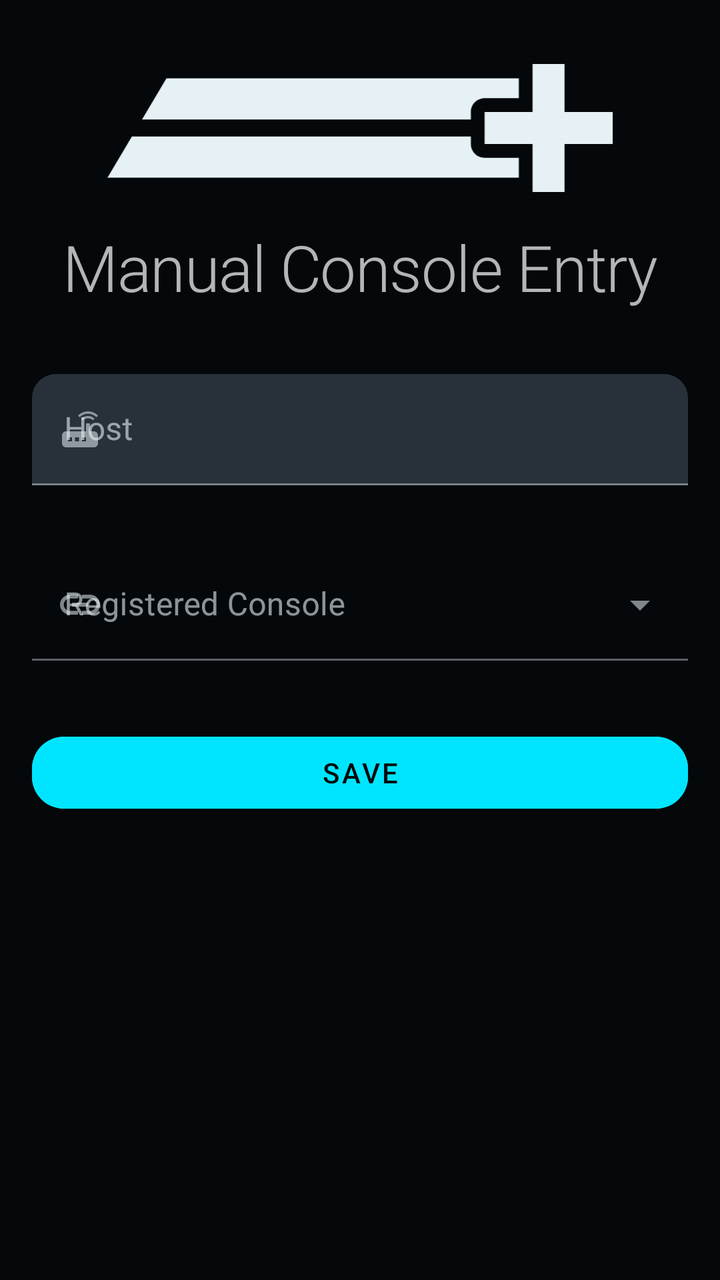
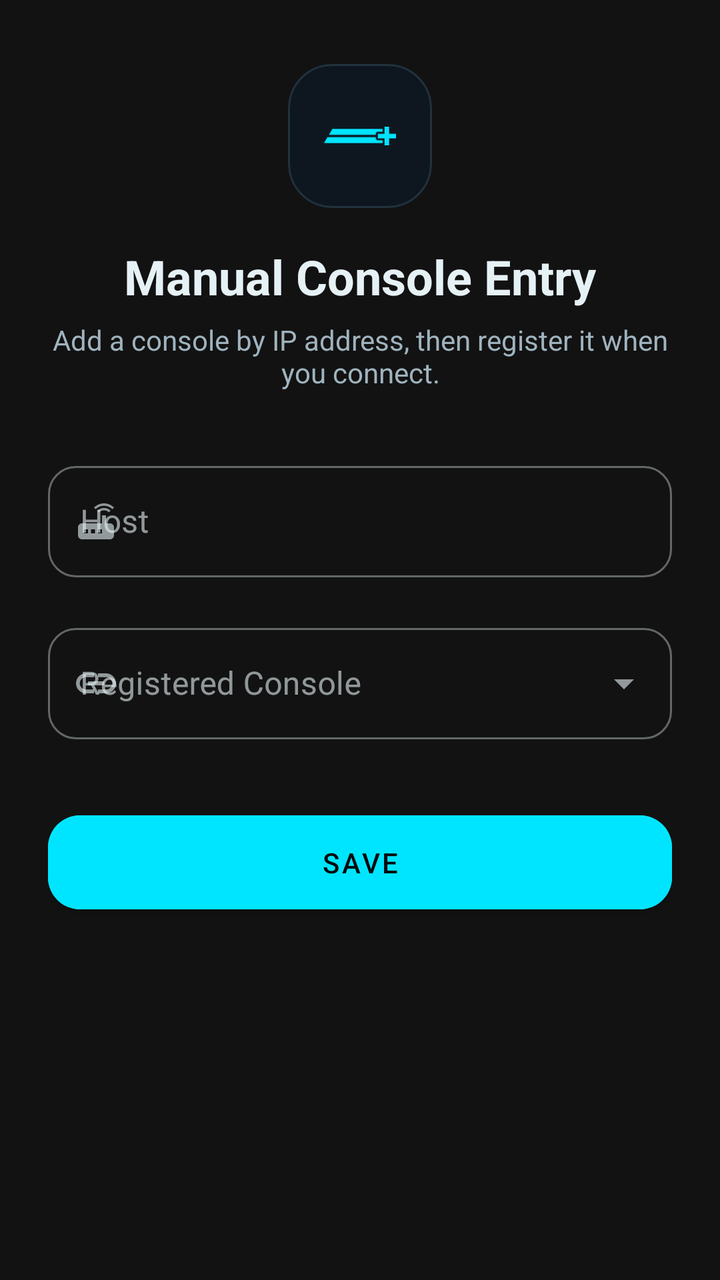

Before-and-after screenshots of an Android layout around one commit, followed by the original layout XML and the change that was made.
<!-- AndroidManifest.xml: application theme AppTheme -->
<!-- res/layout/activity_edit_manual.xml -->
<?xml version="1.0" encoding="utf-8"?>
<ScrollView xmlns:android="http://schemas.android.com/apk/res/android"
    xmlns:app="http://schemas.android.com/apk/res-auto"
    android:id="@+id/rootLayout"
    android:layout_width="match_parent"
    android:layout_height="match_parent"
    android:fitsSystemWindows="true"
    android:background="?android:attr/windowBackground"
    android:scrollbars="none">
        <androidx.constraintlayout.widget.ConstraintLayout
            android:orientation="vertical"
            android:layout_width="match_parent"
            android:layout_height="wrap_content"
            android:padding="16dp"
            android:animateLayoutChanges="true">

            <ImageView
                android:id="@+id/iconImageView"
                android:layout_width="256dp"
                android:layout_height="64dp"
                android:src="@drawable/ic_add_manual"
                android:layout_marginLeft="16dp"
                android:layout_marginRight="16dp"
                app:layout_constraintTop_toTopOf="parent"
                app:layout_constraintLeft_toLeftOf="parent"
                app:layout_constraintRight_toRightOf="parent"
                android:layout_marginTop="16dp"
                app:tint="?attr/colorOnPrimary" />

            <com.google.android.material.textview.MaterialTextView
                android:id="@+id/titleTextView"
                android:layout_width="match_parent"
                android:layout_height="wrap_content"
                android:text="@string/title_edit_manual"
                android:textSize="32sp"
                android:gravity="center"
                android:layout_marginTop="16dp"
                app:layout_constraintTop_toBottomOf="@id/iconImageView"
                android:textAppearance="?attr/textAppearanceHeadline1"/>

            <com.google.android.material.textfield.TextInputLayout
                android:id="@+id/hostTextInputLayout"
                android:layout_width="match_parent"
                android:layout_height="wrap_content"
                android:hint="@string/hint_regist_host"
                app:startIconDrawable="@drawable/ic_host"
                app:layout_constraintTop_toBottomOf="@id/titleTextView"
                android:layout_marginTop="32dp">
                <com.google.android.material.textfield.TextInputEditText
                    android:id="@+id/hostEditText"
                    android:layout_width="match_parent"
                    android:layout_height="wrap_content"
                    android:inputType="textNoSuggestions|textVisiblePassword"
                    android:maxLines="1"/>
            </com.google.android.material.textfield.TextInputLayout>

            <com.google.android.material.textfield.TextInputLayout
                android:id="@+id/registeredHostTextInputLayout"
                style="@style/MageTheme.TextInputStyle.ExposedDropdownMenu"
                android:layout_width="match_parent"
                android:layout_height="wrap_content"
                android:hint="@string/hint_add_manual_regist_host"
                app:startIconDrawable="@drawable/ic_register"
                app:layout_constraintTop_toBottomOf="@id/hostTextInputLayout"
                android:layout_marginTop="32dp">
                <AutoCompleteTextView
                    android:id="@+id/registeredHostTextView"
                    android:layout_width="match_parent"
                    android:layout_height="wrap_content"
                    android:editable="false"
                    android:maxLines="1" /> 
            </com.google.android.material.textfield.TextInputLayout>

            <com.google.android.material.button.MaterialButton
                android:id="@+id/saveButton"
                android:layout_width="match_parent"
                android:layout_height="wrap_content"
                app:layout_constraintTop_toBottomOf="@id/registeredHostTextInputLayout"
                style="@style/MageTheme.Button"
                android:text="@string/action_add_manual_save"
                android:layout_marginTop="32dp" />

        </androidx.constraintlayout.widget.ConstraintLayout>
    </ScrollView>
<!-- resources referenced by this layout -->
<resources>
  <string name="action_add_manual_save">Save</string>
  <string name="hint_regist_host">Host</string>
  <string name="title_edit_manual">Manual Console Entry</string>
  <style name="MageTheme.TextInputStyle.ExposedDropdownMenu" parent="Widget.MaterialComponents.TextInputLayout.FilledBox.ExposedDropdownMenu">
          <item name="hintTextColor">?attr/colorAccent</item>
          <item name="boxCornerRadiusTopStart">16dp</item>
          <item name="boxCornerRadiusTopEnd">16dp</item>
          <item name="boxStrokeColor">@color/mage_text_input_box_stroke</item>
          <item name="boxBackgroundColor">?attr/colorPrimaryDark</item>
      </style>
  <style name="AppTheme" parent="Theme.MaterialComponents.NoActionBar">
          <item name="colorPrimary">@color/primary</item>
          <item name="colorPrimaryDark">@color/primary_dark</item>
          <item name="colorAccent">@color/accent</item>
          <item name="colorOnPrimary">@color/on_surface</item>
          <item name="colorSecondary">@color/accent</item>
          <item name="colorOnSecondary">@color/background</item>
          <item name="colorSurface">@color/surface</item>
          <item name="colorOnSurface">@color/on_surface</item>
          <item name="colorOnSurfaceVariant">@color/on_surface_variant</item>
          <item name="colorOutline">@color/outline</item>
          <item name="colorError">@color/error</item>
          <item name="android:windowBackground">@color/background</item>
          <item name="android:statusBarColor">@android:color/transparent</item>
          <item name="android:navigationBarColor">@color/background</item>
          <item name="android:windowLightStatusBar">false</item>
          <item name="materialAlertDialogTheme">@style/AppTheme.AlertDialog</item>
          <item name="alertDialogTheme">@style/AppTheme.AlertDialog.NonMaterial</item>
          <item name="shapeAppearanceSmallComponent">@style/ShapeAppearance.Anomaly.Small</item>
          <item name="shapeAppearanceMediumComponent">@style/ShapeAppearance.Anomaly.Medium</item>
          <item name="shapeAppearanceLargeComponent">@style/ShapeAppearance.Anomaly.Large</item>
  
          <item name="android:windowActivityTransitions">true</item>
      </style>
  <color name="primary">#0B1117</color>
  <color name="primary_dark">#05080B</color>
  <color name="accent">#00E5FF</color>
  <color name="on_surface">#E6F1F5</color>
  <color name="background">#05080B</color>
  <color name="surface">#0E171F</color>
  <color name="on_surface_variant">#9FB3BE</color>
  <color name="outline">#22323E</color>
  <color name="error">#FF5C7A</color>
  <!-- unchanged entries left out for length: 11 -->
</resources>

<!-- the commit's change to res/layout/activity_edit_manual.xml (unified diff, before → after) -->
@@ -4,81 +4,109 @@
     android:id="@+id/rootLayout"
     android:layout_width="match_parent"
     android:layout_height="match_parent"
+    android:background="?android:attr/colorBackground"
     android:fitsSystemWindows="true"
-    android:background="?android:attr/windowBackground"
     android:scrollbars="none">
-        <androidx.constraintlayout.widget.ConstraintLayout
-            android:orientation="vertical"
-            android:layout_width="match_parent"
-            android:layout_height="wrap_content"
-            android:padding="16dp"
-            android:animateLayoutChanges="true">
+
+    <LinearLayout
+        android:layout_width="match_parent"
+        android:layout_height="wrap_content"
+        android:gravity="center_horizontal"
+        android:orientation="vertical"
+        android:paddingStart="24dp"
+        android:paddingTop="32dp"
+        android:paddingEnd="24dp"
+        android:paddingBottom="32dp">
+
+        <com.google.android.material.card.MaterialCardView
+            android:layout_width="72dp"
+            android:layout_height="72dp"
+            app:cardBackgroundColor="?attr/colorSurface"
+            app:cardCornerRadius="22dp"
+            app:cardElevation="0dp"
+            app:strokeColor="?attr/colorOutline"
+            app:strokeWidth="1dp">
 
             <ImageView
                 android:id="@+id/iconImageView"
-                android:layout_width="256dp"
-                android:layout_height="64dp"
+                android:layout_width="36dp"
+                android:layout_height="36dp"
+                android:layout_gravity="center"
+                android:contentDescription="@null"
                 android:src="@drawable/ic_add_manual"
-                android:layout_marginLeft="16dp"
-                android:layout_marginRight="16dp"
-                app:layout_constraintTop_toTopOf="parent"
-                app:layout_constraintLeft_toLeftOf="parent"
-                app:layout_constraintRight_toRightOf="parent"
-                android:layout_marginTop="16dp"
-                app:tint="?attr/colorOnPrimary" />
+                app:tint="?attr/colorAccent" />
+        </com.google.android.material.card.MaterialCardView>
 
-            <com.google.android.material.textview.MaterialTextView
-                android:id="@+id/titleTextView"
+        <com.google.android.material.textview.MaterialTextView
+            android:id="@+id/titleTextView"
+            android:layout_width="wrap_content"
+            android:layout_height="wrap_content"
+            android:layout_marginTop="18dp"
+            android:text="@string/title_edit_manual"
+            android:textColor="?attr/colorOnSurface"
+            android:textSize="24sp"
+            android:textStyle="bold" />
+
+        <com.google.android.material.textview.MaterialTextView
+            android:layout_width="wrap_content"
+            android:layout_height="wrap_content"
+            android:layout_marginTop="6dp"
+            android:gravity="center"
+            android:text="@string/edit_manual_subtitle"
+            android:textColor="?attr/colorOnSurfaceVariant"
+            android:textSize="14sp" />
+
+        <com.google.android.material.textfield.TextInputLayout
+            android:id="@+id/hostTextInputLayout"
+            style="@style/Widget.MaterialComponents.TextInputLayout.OutlinedBox"
+            android:layout_width="match_parent"
+            android:layout_height="wrap_content"
+            android:layout_marginTop="32dp"
+            android:hint="@string/hint_regist_host"
+            app:boxCornerRadiusBottomEnd="14dp"
+            app:boxCornerRadiusBottomStart="14dp"
+            app:boxCornerRadiusTopEnd="14dp"
+            app:boxCornerRadiusTopStart="14dp"
+            app:startIconDrawable="@drawable/ic_host">
+
+            <com.google.android.material.textfield.TextInputEditText
+                android:id="@+id/hostEditText"
                 android:layout_width="match_parent"
                 android:layout_height="wrap_content"
-                android:text="@string/title_edit_manual"
-                android:textSize="32sp"
-                android:gravity="center"
-                android:layout_marginTop="16dp"
-                app:layout_constraintTop_toBottomOf="@id/iconImageView"
-                android:textAppearance="?attr/textAppearanceHeadline1"/>
+                android:inputType="textNoSuggestions|textVisiblePassword"
+                android:maxLines="1" />
+        </com.google.android.material.textfield.TextInputLayout>
 
-            <com.google.android.material.textfield.TextInputLayout
-                android:id="@+id/hostTextInputLayout"
+        <com.google.android.material.textfield.TextInputLayout
+            android:id="@+id/registeredHostTextInputLayout"
+            style="@style/Widget.MaterialComponents.TextInputLayout.OutlinedBox.ExposedDropdownMenu"
+            android:layout_width="match_parent"
+            android:layout_height="wrap_content"
+            android:layout_marginTop="20dp"
+            android:hint="@string/hint_add_manual_regist_host"
+            app:boxCornerRadiusBottomEnd="14dp"
+            app:boxCornerRadiusBottomStart="14dp"
+            app:boxCornerRadiusTopEnd="14dp"
+            app:boxCornerRadiusTopStart="14dp"
+            app:startIconDrawable="@drawable/ic_register">
+
+            <AutoCompleteTextView
+                android:id="@+id/registeredHostTextView"
                 android:layout_width="match_parent"
                 android:layout_height="wrap_content"
-                android:hint="@string/hint_regist_host"
-                app:startIconDrawable="@drawable/ic_host"
-                app:layout_constraintTop_toBottomOf="@id/titleTextView"
-                android:layout_marginTop="32dp">
-                <com.google.android.material.textfield.TextInputEditText
-                    android:id="@+id/hostEditText"
-                    android:layout_width="match_parent"
-                    android:layout_height="wrap_content"
-                    android:inputType="textNoSuggestions|textVisiblePassword"
-                    android:maxLines="1"/>
-            </com.google.android.material.textfield.TextInputLayout>
+                android:editable="false"
+                android:maxLines="1" />
+        </com.google.android.material.textfield.TextInputLayout>
 
-            <com.google.android.material.textfield.TextInputLayout
-                android:id="@+id/registeredHostTextInputLayout"
-                style="@style/MageTheme.TextInputStyle.ExposedDropdownMenu"
-                android:layout_width="match_parent"
-                android:layout_height="wrap_content"
-                android:hint="@string/hint_add_manual_regist_host"
-                app:startIconDrawable="@drawable/ic_register"
-                app:layout_constraintTop_toBottomOf="@id/hostTextInputLayout"
-                android:layout_marginTop="32dp">
-                <AutoCompleteTextView
-                    android:id="@+id/registeredHostTextView"
-                    android:layout_width="match_parent"
-                    android:layout_height="wrap_content"
-                    android:editable="false"
-                    android:maxLines="1" /> 
-            </com.google.android.material.textfield.TextInputLayout>
+        <com.google.android.material.button.MaterialButton
+            android:id="@+id/saveButton"
+            style="@style/MageTheme.Button"
+            android:layout_width="match_parent"
+            android:layout_height="wrap_content"
+            android:layout_marginTop="32dp"
+            android:paddingTop="14dp"
+            android:paddingBottom="14dp"
+            android:text="@string/action_add_manual_save" />
 
-            <com.google.android.material.button.MaterialButton
-                android:id="@+id/saveButton"
-                android:layout_width="match_parent"
-                android:layout_height="wrap_content"
-                app:layout_constraintTop_toBottomOf="@id/registeredHostTextInputLayout"
-                style="@style/MageTheme.Button"
-                android:text="@string/action_add_manual_save"
-                android:layout_marginTop="32dp" />
-
-        </androidx.constraintlayout.widget.ConstraintLayout>
-    </ScrollView>
+    </LinearLayout>
+</ScrollView>
<!-- resource entries referenced after the edit -->
@@ -1,15 +1,9 @@
 <!-- resources referenced by this layout -->
 <resources>
   <string name="action_add_manual_save">Save</string>
+  <string name="edit_manual_subtitle">Add a console by IP address, then register it when you connect.</string>
   <string name="hint_regist_host">Host</string>
   <string name="title_edit_manual">Manual Console Entry</string>
-  <style name="MageTheme.TextInputStyle.ExposedDropdownMenu" parent="Widget.MaterialComponents.TextInputLayout.FilledBox.ExposedDropdownMenu">
-          <item name="hintTextColor">?attr/colorAccent</item>
-          <item name="boxCornerRadiusTopStart">16dp</item>
-          <item name="boxCornerRadiusTopEnd">16dp</item>
-          <item name="boxStrokeColor">@color/mage_text_input_box_stroke</item>
-          <item name="boxBackgroundColor">?attr/colorPrimaryDark</item>
-      </style>
   <style name="AppTheme" parent="Theme.MaterialComponents.NoActionBar">
           <item name="colorPrimary">@color/primary</item>
           <item name="colorPrimaryDark">@color/primary_dark</item>
@@ -31,6 +25,9 @@
           <item name="shapeAppearanceSmallComponent">@style/ShapeAppearance.Anomaly.Small</item>
           <item name="shapeAppearanceMediumComponent">@style/ShapeAppearance.Anomaly.Medium</item>
           <item name="shapeAppearanceLargeComponent">@style/ShapeAppearance.Anomaly.Large</item>
+          <item name="preferenceTheme">@style/PreferenceThemeOverlay.Anomaly</item>
+          <item name="popupMenuStyle">@style/AppTheme.PopupMenu</item>
+          <item name="android:popupMenuStyle">@style/AppTheme.PopupMenu</item>
   
           <item name="android:windowActivityTransitions">true</item>
       </style>
@@ -43,6 +40,35 @@
   <color name="on_surface_variant">#9FB3BE</color>
   <color name="outline">#22323E</color>
   <color name="error">#FF5C7A</color>
+  <style name="PreferenceThemeOverlay.Anomaly" parent="PreferenceThemeOverlay">
+          <item name="android:listSeparatorTextViewStyle">@style/Preference.Anomaly.Separator</item>
+          <item name="android:textColorPrimary">?attr/colorOnSurface</item>
+          <item name="android:textColorSecondary">?attr/colorOnSurfaceVariant</item>
+      </style>
+  <style name="AppTheme.PopupMenu" parent="Widget.MaterialComponents.PopupMenu">
+          <item name="android:popupBackground">@drawable/bg_popup_menu</item>
+      </style>
+  <style name="Preference.Anomaly.Separator" parent="@android:style/TextAppearance.Material.Caption">
+          <item name="android:textColor">?attr/colorAccent</item>
+          <item name="android:textAllCaps">true</item>
+          <item name="android:textSize">11sp</item>
+          <item name="android:letterSpacing">0.16</item>
+          <item name="android:fontFamily">sans-serif-medium</item>
+          <item name="android:paddingStart">16dp</item>
+          <item name="android:paddingEnd">16dp</item>
+          <item name="android:paddingTop">16dp</item>
+          <item name="android:paddingBottom">6dp</item>
+      </style>
+  <!-- drawable bg_popup_menu (drawable) -->
+  <?xml version="1.0" encoding="utf-8"?>
+  <shape xmlns:android="http://schemas.android.com/apk/res/android"
+      android:shape="rectangle">
+      <solid android:color="?attr/colorSurface" />
+      <corners android:radius="14dp" />
+      <stroke
+          android:width="1dp"
+          android:color="?attr/colorOutline" />
+  </shape>
   <!-- unchanged entries left out for length: 11 -->
 </resources>
 
